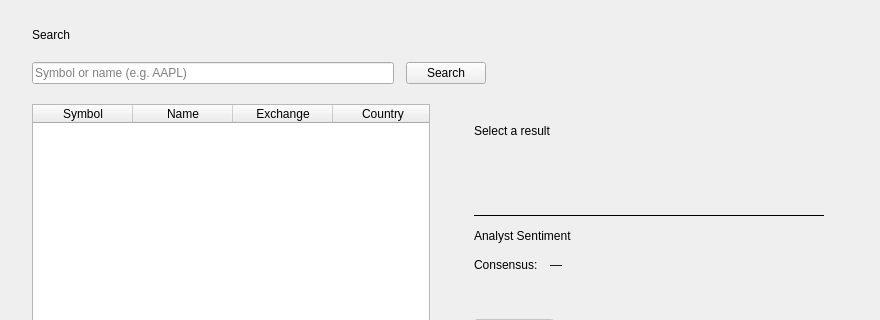
Above: ui/search.ui from eliran-ovadia/demo-exchange-desktop before the change; both pictures show x 0 to 880 and y 0 to 320 of the 880 by 720 pixel window. Below: the same form after it.
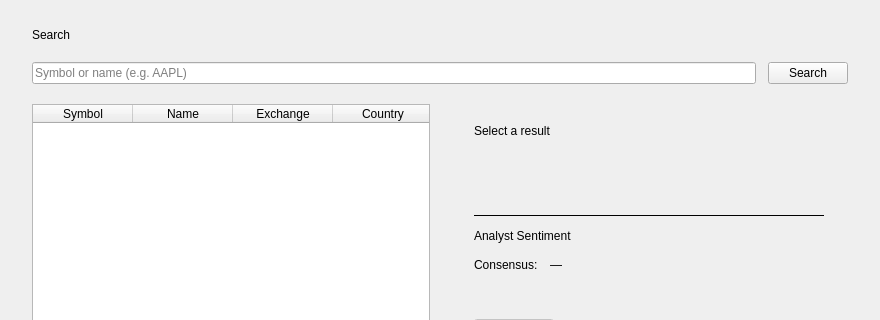
That is the form after the change.

The edit to the form file:
```diff
--- a/ui/search.ui
+++ b/ui/search.ui
@@ -35,12 +35,6 @@
        <property name="text"><string>Search</string></property>
       </widget>
      </item>
-     <item>
-      <spacer name="spacerSearch">
-       <property name="orientation"><enum>Qt::Horizontal</enum></property>
-       <property name="sizeHint" stdset="0"><size><width>40</width><height>20</height></size></property>
-      </spacer>
-     </item>
     </layout>
    </item>
 
```
Left out of the diff: 1 changed line with no effect on the pictures.
